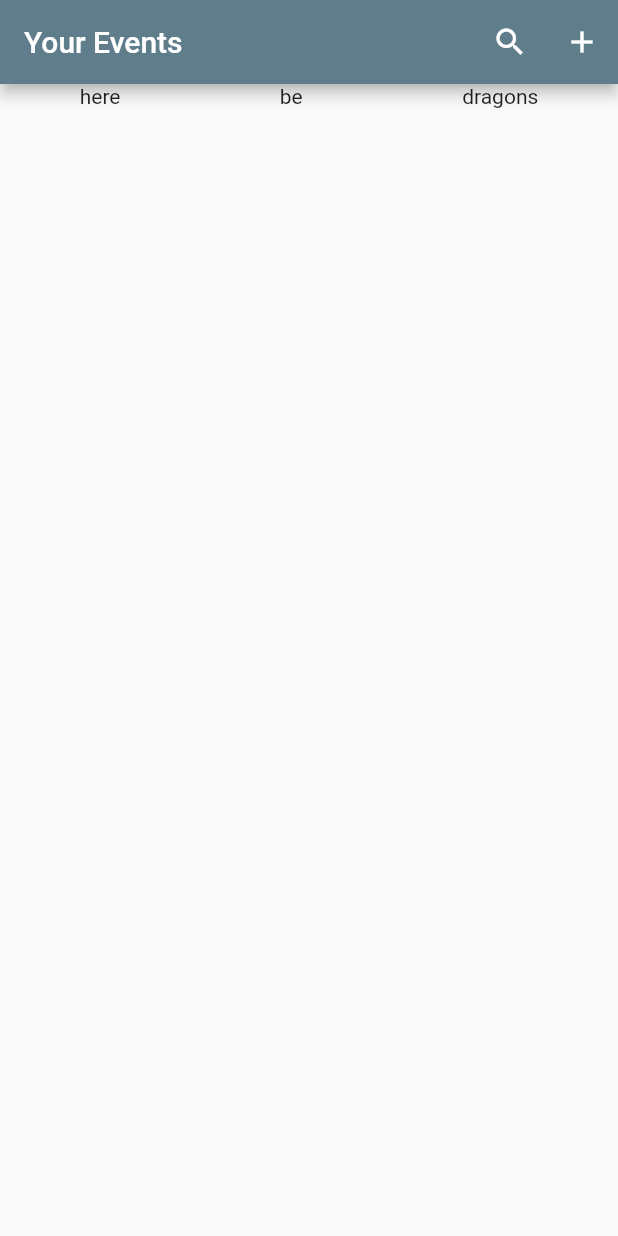
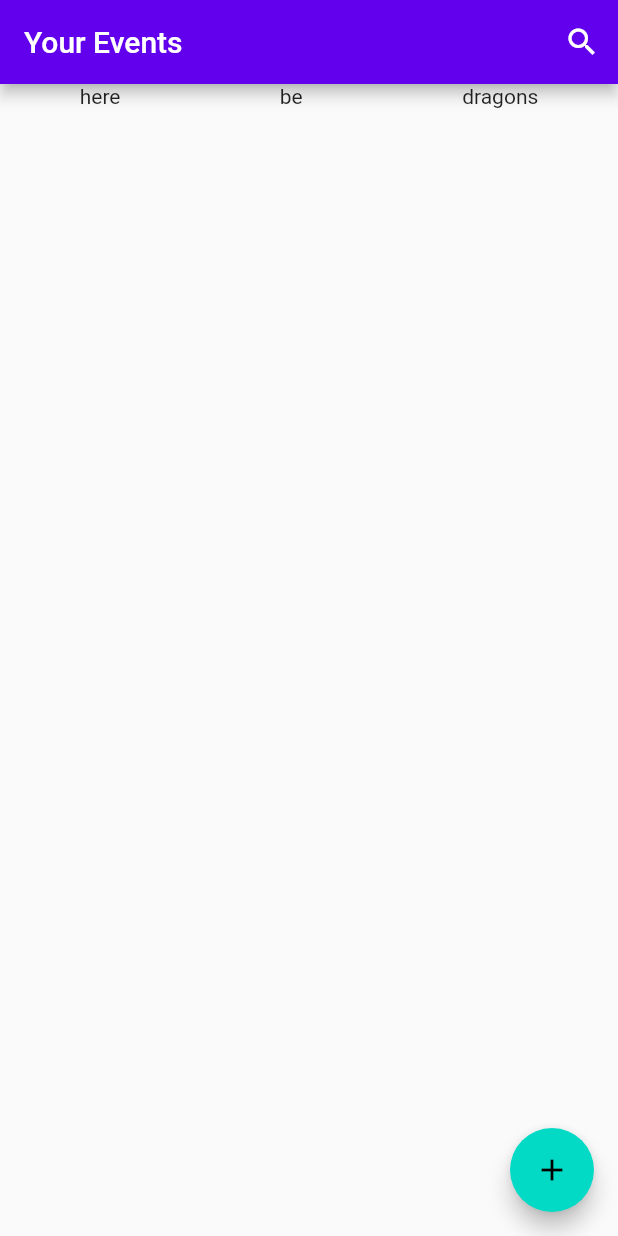
Before and after one commit to petii/cuddly-carnival, a Flutter app: the screen it shows after launch, on a phone screen of 412 x 824 dp. Run offline on Flutter 3.47's test engine with Material 2 defaults, Android fonts, the phone set to English and light mode, and no system bars; our stand-ins replace i18n_extension, webview_flutter.

Commit message:
simplify life a bit regarding planned webview functions

```diff
--- a/lib/main.dart
+++ b/lib/main.dart
@@ -27,7 +27,8 @@ class CucaApp extends StatelessWidget {
         // or simply save your changes to "hot reload" in a Flutter IDE).
         // Notice that the counter didn't reset back to zero; the application
         // is not restarted.
-        primarySwatch: Colors.blueGrey,
+        // primarySwatch: Colors.blueGrey,
+        colorScheme: const ColorScheme.light(),
       ),
       localizationsDelegates: const [
         GlobalMaterialLocalizations.delegate,
--- a/lib/pages/event_list.dart
+++ b/lib/pages/event_list.dart
@@ -1,3 +1,5 @@
+import 'dart:developer';
+
 import 'package:cuddly_carnival/routes.dart';
 import 'package:flutter/material.dart';
 import 'package:i18n_extension/default.i18n.dart';
@@ -8,8 +10,6 @@ import '../routes.dart';
 class EventList extends StatefulWidget {
   EventList({Key? key}) : super(key: key);
 
-  final String title = 'Your Events'.i18n;
-
   @override
   State<StatefulWidget> createState() => _EventListState();
 }
@@ -19,16 +19,12 @@ class _EventListState extends State<EventList> {
   Widget build(BuildContext context) {
     return Scaffold(
       appBar: AppBar(
-        title: Text(widget.title),
+        title: Text('Your Events'.i18n),
         actions: [
           IconButton(
               onPressed: () => {},
               tooltip: 'Search'.i18n,
               icon: const Icon(Icons.search)),
-          IconButton(
-              onPressed: () => {Navigator.pushNamed(context, ROUTE.Discover)},
-              tooltip: 'Discover more events on Facebook'.i18n,
-              icon: const Icon(Icons.add)),
         ],
       ),
       body: ListView(
@@ -36,6 +32,9 @@ class _EventListState extends State<EventList> {
           EventEntry(),
         ],
       ),
+      floatingActionButton: FloatingActionButton(
+          onPressed: () => {Navigator.pushNamed(context, ROUTE.Discover)},
+          child: const Icon(Icons.add)),
     );
   }
 }
```
Also changed, not shown: lib/pages/discover.dart (+3 -20 lines).
